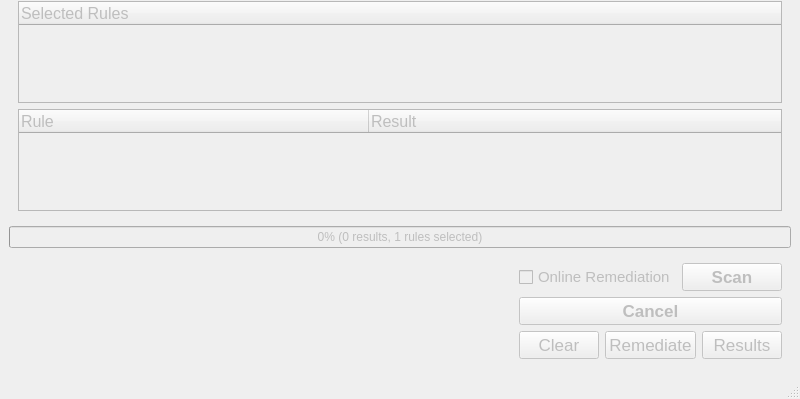
The window that ui/MainWindow.ui (OpenSCAP/scap-workbench) describes before a commit, drawn with Qt 5; both pictures show x 0 to 800 and y 251 to 650 of the 800 by 650 pixel window.
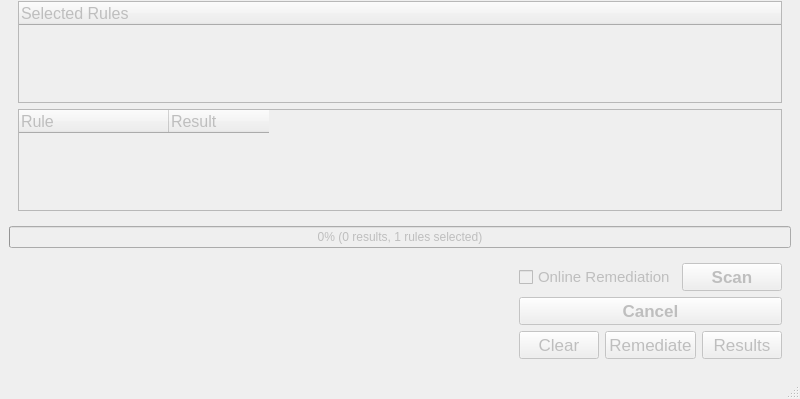
The same window after the commit.

Commit message: Stretch rule title column in rule results tree, keep result column narrow

The edit to the form file:
```diff
--- a/ui/MainWindow.ui
+++ b/ui/MainWindow.ui
@@ -271,7 +271,10 @@
           <bool>false</bool>
          </property>
          <attribute name="headerDefaultSectionSize">
-          <number>350</number>
+          <number>150</number>
+         </attribute>
+         <attribute name="headerStretchLastSection">
+          <bool>false</bool>
          </attribute>
          <column>
           <property name="text">
```
The commit also changes 1 other file.
